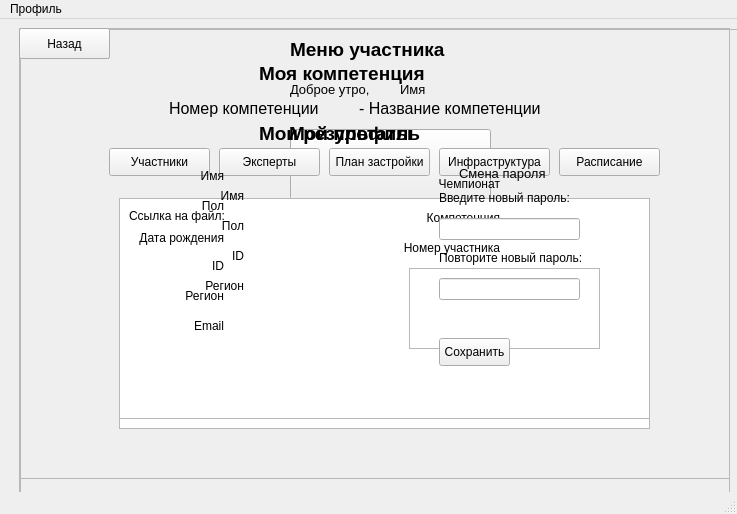
This is ui_files/CompetitorWindowUi.ui in antons201/WorldSkills__CourseWork as Qt 5 draws it before an edit. The edited form follows.
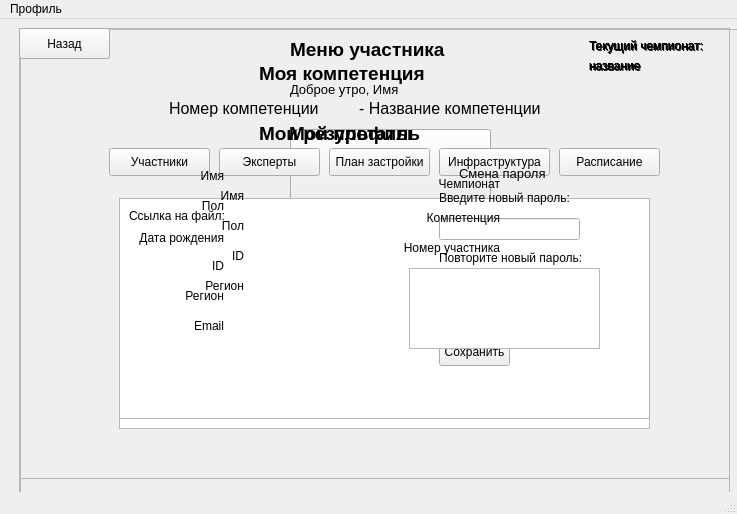
This is the edited form.

```diff
--- a/ui_files/CompetitorWindowUi.ui
+++ b/ui_files/CompetitorWindowUi.ui
@@ -93,7 +93,7 @@
       <rect>
        <x>270</x>
        <y>50</y>
-       <width>101</width>
+       <width>151</width>
        <height>20</height>
       </rect>
      </property>
@@ -103,25 +103,33 @@
       </font>
      </property>
      <property name="text">
-      <string>Доброе утро,</string>
+      <string>Доброе утро, Имя</string>
      </property>
     </widget>
-    <widget class="QLabel" name="NameLabel">
+    <widget class="QLabel" name="NameChempionshipsLabel">
      <property name="geometry">
       <rect>
-       <x>380</x>
-       <y>50</y>
-       <width>55</width>
-       <height>20</height>
+       <x>570</x>
+       <y>30</y>
+       <width>81</width>
+       <height>16</height>
       </rect>
      </property>
-     <property name="font">
-      <font>
-       <pointsize>10</pointsize>
-      </font>
+     <property name="text">
+      <string>название</string>
      </property>
+    </widget>
+    <widget class="QLabel" name="ThisChempionshipsLabel">
+     <property name="geometry">
+      <rect>
+       <x>570</x>
+       <y>10</y>
+       <width>141</width>
+       <height>16</height>
+      </rect>
+     </property>
      <property name="text">
-      <string>Имя</string>
+      <string>Текущий чемпионат:</string>
      </property>
     </widget>
    </widget>
@@ -404,6 +412,32 @@
       <string>Назад</string>
      </property>
     </widget>
+    <widget class="QLabel" name="NameChempionshipsLabel_4">
+     <property name="geometry">
+      <rect>
+       <x>570</x>
+       <y>30</y>
+       <width>81</width>
+       <height>16</height>
+      </rect>
+     </property>
+     <property name="text">
+      <string>название</string>
+     </property>
+    </widget>
+    <widget class="QLabel" name="ThisChempionshipsLabel_4">
+     <property name="geometry">
+      <rect>
+       <x>570</x>
+       <y>10</y>
+       <width>141</width>
+       <height>16</height>
+      </rect>
+     </property>
+     <property name="text">
+      <string>Текущий чемпионат:</string>
+     </property>
+    </widget>
    </widget>
    <widget class="QFrame" name="MyProfileFrame">
     <property name="geometry">
@@ -726,6 +760,32 @@
       <set>Qt::AlignRight|Qt::AlignTrailing|Qt::AlignVCenter</set>
      </property>
     </widget>
+    <widget class="QLabel" name="NameChempionshipsLabel_3">
+     <property name="geometry">
+      <rect>
+       <x>570</x>
+       <y>30</y>
+       <width>81</width>
+       <height>16</height>
+      </rect>
+     </property>
+     <property name="text">
+      <string>название</string>
+     </property>
+    </widget>
+    <widget class="QLabel" name="ThisChempionshipsLabel_3">
+     <property name="geometry">
+      <rect>
+       <x>570</x>
+       <y>10</y>
+       <width>141</width>
+       <height>16</height>
+      </rect>
+     </property>
+     <property name="text">
+      <string>Текущий чемпионат:</string>
+     </property>
+    </widget>
    </widget>
    <widget class="QFrame" name="CompetitionFrame">
     <property name="geometry">
@@ -973,11 +1033,37 @@
       <string>Назад</string>
      </property>
     </widget>
+    <widget class="QLabel" name="NameChempionshipsLabel_2">
+     <property name="geometry">
+      <rect>
+       <x>570</x>
+       <y>30</y>
+       <width>81</width>
+       <height>16</height>
+      </rect>
+     </property>
+     <property name="text">
+      <string>название</string>
+     </property>
+    </widget>
+    <widget class="QLabel" name="ThisChempionshipsLabel_2">
+     <property name="geometry">
+      <rect>
+       <x>570</x>
+       <y>10</y>
+       <width>141</width>
+       <height>16</height>
+      </rect>
+     </property>
+     <property name="text">
+      <string>Текущий чемпионат:</string>
+     </property>
+    </widget>
    </widget>
    <zorder>MainFrame</zorder>
    <zorder>CompetitionFrame</zorder>
-   <zorder>ResultsFrame</zorder>
    <zorder>MyProfileFrame</zorder>
+   <zorder>ResultsFrame</zorder>
   </widget>
   <widget class="QMenuBar" name="menubar">
    <property name="geometry">
```
